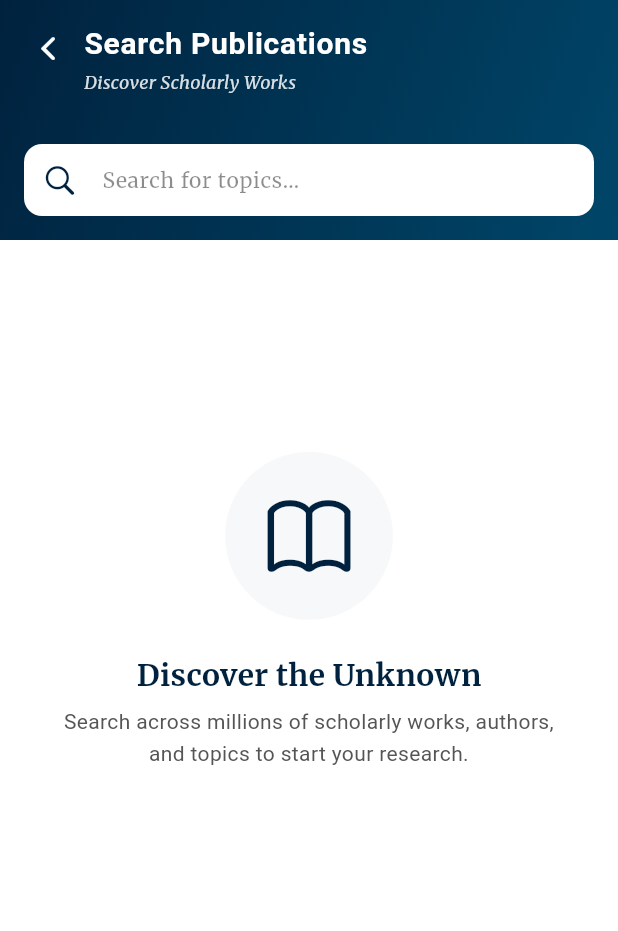
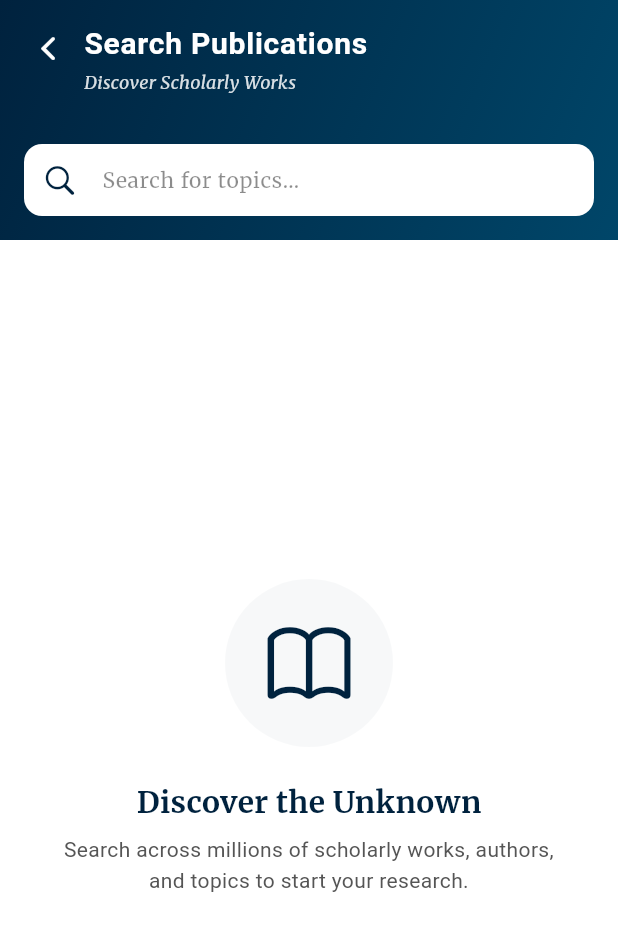
Before and after one commit to redrag2105/Synapse, a Flutter app: the screen it shows after launch, after a tap on "Topic Search & Discovery", on a phone screen of 412 x 824 dp. Shown: the top 931 px of the screen. Run offline on Flutter 3.47's test engine with Material 3 defaults, Android fonts, the light colour scheme and no system bars; our stand-ins replace dio, fl_chart, flutter_riverpod, fpdart, go_router, google_fonts and 2 more; network calls fail; Roboto replaces fonts that are missing (Merriweather Sans).

Commit message:
refactor(screens): migrate lists to slivers and improve search UX
- Refactor `TopAuthorsScreen` and `PublicationSearchScreen` to use native sliver elements (`SliverList`, `SliverFillRemaining`) instead of wrapping box widgets inside `AnimatedSwitcher`
- Implement a dimmed backdrop overlay when the search bar is focused in `TopAuthorsScreen`
- Update import paths from `search` to `publication_search` across author detail widgets
- Adjust font size dynamically in `AuthorRankTile` to accommodate triple-digit ranks gracefully
- Clean up redundant Kotlin compiler execution flags in `gradle.properties`

```diff
--- a/lib/presentation/screens/publication_search/publication_search_screen.dart
+++ b/lib/presentation/screens/publication_search/publication_search_screen.dart
@@ -137,48 +137,30 @@ class _PublicationSearchScreenState
                   },
                 ),
 
-                SliverToBoxAdapter(
-                  child: AnimatedSwitcher(
-                    duration: const Duration(milliseconds: 800),
-                    switchInCurve: Curves.easeOut,
-                    switchOutCurve: Curves.easeIn,
-                    layoutBuilder:
-                        (Widget? currentChild, List<Widget> previousChildren) {
-                          return Stack(
-                            alignment: Alignment.topCenter,
-                            children: <Widget>[
-                              ...previousChildren,
-                              ?currentChild,
-                            ],
-                          );
-                        },
-                    child: searchState.when(
-                      loading: () => ListView.builder(
-                        key: const ValueKey('loading_skeleton'),
+                ...searchState.when(
+                  loading: () => [
+                    SliverPadding(
                       padding: const EdgeInsets.only(top: 16, bottom: 40),
-                        shrinkWrap: true,
-                        physics: const NeverScrollableScrollPhysics(),
+                      sliver: SliverList.builder(
                         itemCount: 5,
                         itemBuilder: (context, index) =>
                             const PublicationCardSkeleton(),
                       ),
+                    ),
+                  ],
 
-                      error: (error, stack) => ConstrainedBox(
-                        key: const ValueKey('error_state'),
-                        constraints: BoxConstraints(
-                          minHeight: MediaQuery.sizeOf(context).height * 0.5,
-                        ),
+                  error: (error, stack) => [
+                    SliverFillRemaining(
+                      hasScrollBody: false,
                       child: Center(child: Text('Lỗi: ${error.toString()}')),
                     ),
+                  ],
 
                   data: (publications) {
                     if (publications.isEmpty) {
-                          return ConstrainedBox(
-                            key: const ValueKey('empty_state'),
-                            constraints: BoxConstraints(
-                              minHeight:
-                                  MediaQuery.sizeOf(context).height * 0.6,
-                            ),
+                      return [
+                        SliverFillRemaining(
+                          hasScrollBody: false,
                           child: Center(
                             child: lastQuery.isEmpty
                                 ? const SearchEmptyState(
@@ -198,18 +180,18 @@ class _PublicationSearchScreenState
                                         'We couldn\'t find anything matching "$lastQuery".\nTry checking your spelling or use broader terms.',
                                   ),
                           ),
-                          );
+                        ),
+                      ];
                     }
 
                     final hasReachedMax = controller.hasReachedMax;
                     final itemCount =
                         publications.length + (hasReachedMax ? 0 : 1);
 
-                        return ListView.builder(
-                          key: const ValueKey('data_list'),
+                    return [
+                      SliverPadding(
                         padding: const EdgeInsets.only(top: 16, bottom: 40),
-                          shrinkWrap: true,
-                          physics: const NeverScrollableScrollPhysics(),
+                        sliver: SliverList.builder(
                           itemCount: itemCount,
                           itemBuilder: (context, index) {
                             if (index == publications.length) {
@@ -247,10 +229,10 @@ class _PublicationSearchScreenState
                               ),
                             );
                           },
-                        );
-                      },
                         ),
                       ),
+                    ];
+                  },
                 ),
               ],
             ),
--- a/lib/presentation/screens/publication_search/widgets/smart_trend_button.dart
+++ b/lib/presentation/screens/publication_search/widgets/smart_trend_button.dart
@@ -90,7 +90,11 @@ class SmartTrendButton extends StatelessWidget {
                         curve: Curves.easeOutCubic,
                         alignment: Alignment.centerRight,
                         child: isExpanded
-                            ? Row(
+                            ? ConstrainedBox(
+                                constraints: BoxConstraints(
+                                  maxWidth: maxWidth - 70,
+                                ),
+                                child: Row(
                                   mainAxisSize: MainAxisSize.min,
                                   children: [
                                     const SizedBox(width: 12),
@@ -104,7 +108,8 @@ class SmartTrendButton extends StatelessWidget {
                                             'RESEARCH TREND',
                                             style: AppTextStyles.metadata
                                                 .copyWith(
-                                                color: AppColors.textSecondary,
+                                                  color:
+                                                      AppColors.textSecondary,
                                                   fontSize: 9,
                                                   fontWeight: FontWeight.bold,
                                                   letterSpacing: 1.2,
@@ -113,7 +118,8 @@ class SmartTrendButton extends StatelessWidget {
                                           const SizedBox(height: 2),
                                           Text(
                                             'Analyze "$keyword"',
-                                          style: AppTextStyles.button.copyWith(
+                                            style: AppTextStyles.button
+                                                .copyWith(
                                                   color: AppColors.brandBlue900,
                                                 ),
                                             maxLines: 1,
@@ -129,6 +135,7 @@ class SmartTrendButton extends StatelessWidget {
                                       size: 32,
                                     ),
                                   ],
+                                ),
                               )
                             : const SizedBox.shrink(),
                       ),
--- a/lib/presentation/screens/top_authors/widgets/author_rank_tile.dart
+++ b/lib/presentation/screens/top_authors/widgets/author_rank_tile.dart
@@ -57,7 +57,11 @@ class AuthorRankTile extends StatelessWidget {
                 child: Text(
                   '$rank',
                   style: AppTextStyles.h3.copyWith(
-                    fontSize: 16,
+                    fontSize: rank > 3
+                        ? rank >= 100
+                              ? 12
+                              : 14
+                        : 18,
                     fontWeight: FontWeight.bold,
                     color: rankColor ?? AppColors.textLight,
                   ),
```
Also changed, not shown: lib/presentation/screens/author_detail/widgets/author_detail_content.dart (+5 -18 lines), lib/presentation/screens/author_detail/widgets/author_detail_skeleton.dart (+4 -10 lines), lib/presentation/screens/top_authors/top_authors_screen.dart (+81 -42 lines), 2 other files. Lines whose indentation alone changed are shown as unchanged.
